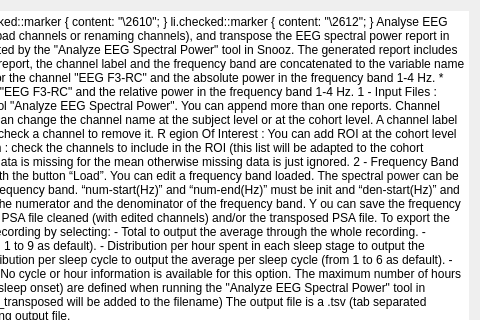
Qt form tools/CEAMSTools/PSACohortReview/IntroStep/Ui_IntroStep.ui (SnoozToolbox/snooz-package-ceams) before a commit; both pictures show x 406 to 886 and y 0 to 320 of the 886 by 869 pixel window.
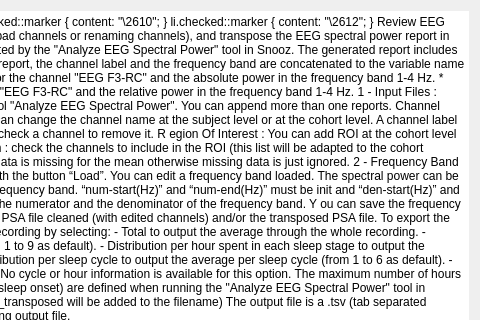
The same form after that commit.

Commit message: Update the UI of the EEG Spectral Power tools (Analyse and Review) to remove PSA occurrences.

Patch:
```diff
--- a/tools/CEAMSTools/PSACohortReview/IntroStep/Ui_IntroStep.ui
+++ b/tools/CEAMSTools/PSACohortReview/IntroStep/Ui_IntroStep.ui
@@ -40,7 +40,7 @@
 li.checked::marker { content: &quot;\2612&quot;; }
 &lt;/style&gt;&lt;/head&gt;&lt;body style=&quot; font-family:'Roboto'; font-size:12pt; font-weight:400; font-style:normal;&quot;&gt;
 &lt;p style=&quot;-qt-paragraph-type:empty; margin-top:0px; margin-bottom:0px; margin-left:0px; margin-right:0px; -qt-block-indent:0; text-indent:0px;&quot;&gt;&lt;br /&gt;&lt;/p&gt;
-&lt;p style=&quot; margin-top:0px; margin-bottom:0px; margin-left:0px; margin-right:0px; -qt-block-indent:0; text-indent:0px;&quot;&gt;&lt;span style=&quot; font-weight:600;&quot;&gt;Analyse EEG Spectral Power for the Cohort&lt;/span&gt;&lt;/p&gt;
+&lt;p style=&quot; margin-top:0px; margin-bottom:0px; margin-left:0px; margin-right:0px; -qt-block-indent:0; text-indent:0px;&quot;&gt;&lt;span style=&quot; font-weight:600;&quot;&gt;Review EEG Spectral Power for the Cohort&lt;/span&gt;&lt;/p&gt;
 &lt;p style=&quot;-qt-paragraph-type:empty; margin-top:0px; margin-bottom:0px; margin-left:0px; margin-right:0px; -qt-block-indent:0; text-indent:0px; font-weight:600;&quot;&gt;&lt;br /&gt;&lt;/p&gt;
 &lt;p style=&quot; margin-top:0px; margin-bottom:0px; margin-left:0px; margin-right:0px; -qt-block-indent:0; text-indent:0px;&quot;&gt;A tool to explore, clean (such as removing bad channels or renaming channels), &lt;br /&gt;and transpose the EEG spectral power report in order to have 1 subject per row.&lt;/p&gt;
 &lt;p style=&quot; margin-top:0px; margin-bottom:0px; margin-left:0px; margin-right:0px; -qt-block-indent:0; text-indent:0px;&quot;&gt;The EEG spectral power report is generated by the &amp;quot;Analyze EEG Spectral Power&amp;quot; tool in Snooz.&lt;/p&gt;
```
The commit also changes 11 other files.
